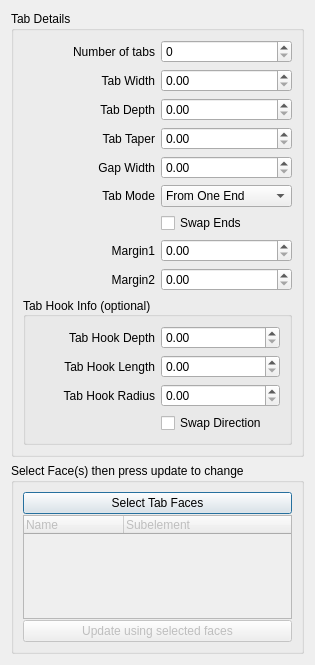
Eskibrew/LaserBoxTools, file dialogs/tabs.ui: the form before one commit.
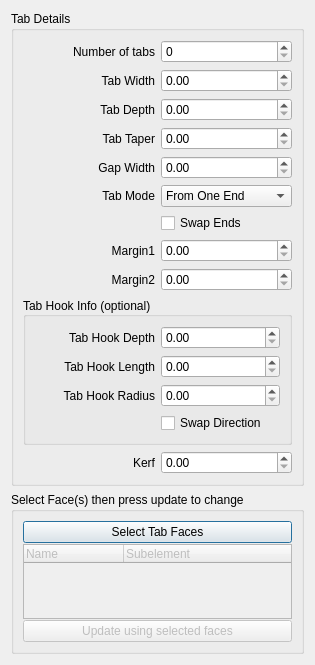
The form after the commit. Custom widgets are drawn as their Qt base class.

Commit message:
Add laser kerf compensation parameter to Tabs, Slots and Basic Box
Tabs are widened and slots narrowed by kerf/2 per side, keeping centres
fixed and leaving ends that lie on the panel edge in place.

```diff
--- a/dialogs/tabs.ui
+++ b/dialogs/tabs.ui
@@ -233,6 +233,23 @@
         </layout>
        </widget>
       </item>
+      <item row="16" column="0">
+       <widget class="QLabel" name="labelKerf">
+        <property name="text">
+         <string>Kerf</string>
+        </property>
+        <property name="alignment">
+         <set>Qt::AlignRight|Qt::AlignTrailing|Qt::AlignVCenter</set>
+        </property>
+       </widget>
+      </item>
+      <item row="16" column="1">
+       <widget class="Gui::QuantitySpinBox" name="Kerf">
+        <property name="toolTip">
+         <string>Laser kerf (beam width). Each tab is widened by kerf/2 on each side.</string>
+        </property>
+       </widget>
+      </item>
      </layout>
     </widget>
    </item>
```
The commit also changes 7 other files.
